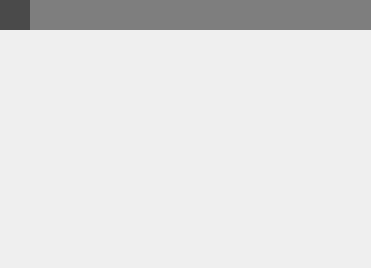
This is src/widgets/accordianbladewidget.ui in jahshaka/Studio as Qt 5 draws it before an edit. The edited form follows.
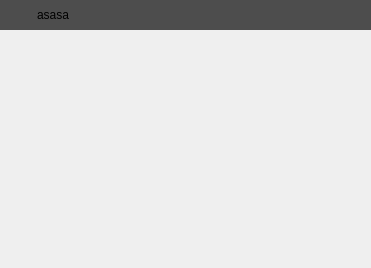
This is the edited form.

```diff
--- a/src/widgets/accordianbladewidget.ui
+++ b/src/widgets/accordianbladewidget.ui
@@ -19,6 +19,24 @@
   <property name="windowTitle">
    <string>Form</string>
   </property>
+  <property name="styleSheet">
+   <string notr="true">QWidget#AccordionBladeWidget {
+	background-color: #212121;
+}
+
+QWidget#bg {
+	background-color: #4D4D4D;
+}
+
+QPushButton#toggle {
+	background-color: #4D4D4D;
+    border: 0;
+}
+
+QLabel#content_title {
+	background-color: #4D4D4D;
+}</string>
+  </property>
   <layout class="QGridLayout" name="gridLayout">
    <property name="leftMargin">
     <number>0</number>
@@ -32,6 +50,27 @@
    <property name="bottomMargin">
     <number>0</number>
    </property>
+   <item row="1" column="0">
+    <widget class="QWidget" name="contentpane" native="true">
+     <property name="minimumSize">
+      <size>
+       <width>0</width>
+       <height>0</height>
+      </size>
+     </property>
+     <property name="styleSheet">
+      <string notr="true"/>
+     </property>
+     <layout class="QVBoxLayout" name="verticalLayout">
+      <property name="leftMargin">
+       <number>0</number>
+      </property>
+      <property name="rightMargin">
+       <number>7</number>
+      </property>
+     </layout>
+    </widget>
+   </item>
    <item row="0" column="0">
     <widget class="QWidget" name="bg" native="true">
      <property name="minimumSize">
@@ -46,12 +85,9 @@
        <height>30</height>
       </size>
      </property>
-     <property name="styleSheet">
-      <string notr="true">background-color: rgb(126, 126, 126);</string>
-     </property>
      <layout class="QHBoxLayout" name="horizontalLayout_3">
       <property name="spacing">
-       <number>0</number>
+       <number>7</number>
       </property>
       <property name="leftMargin">
        <number>0</number>
@@ -80,16 +116,7 @@
          </size>
         </property>
         <property name="styleSheet">
-         <string notr="true">QPushButton {
-   background-color: rgb(74, 74, 74);
-   border-radius: 0;
-}
-
-QPushButton:hover {
-	background-color: rgb(30, 144, 255);
-	border: none;
-}
-</string>
+         <string notr="true"/>
         </property>
         <property name="text">
          <string/>
@@ -97,66 +124,21 @@
        </widget>
       </item>
       <item>
-       <widget class="QWidget" name="bgtext" native="true">
+       <widget class="QLabel" name="content_title">
         <property name="minimumSize">
          <size>
-          <width>150</width>
-          <height>0</height>
+          <width>0</width>
+          <height>30</height>
          </size>
         </property>
-        <layout class="QHBoxLayout" name="horizontalLayout">
-         <property name="spacing">
-          <number>0</number>
-         </property>
-         <property name="topMargin">
-          <number>0</number>
-         </property>
-         <property name="rightMargin">
-          <number>0</number>
-         </property>
-         <property name="bottomMargin">
-          <number>0</number>
-         </property>
-         <item>
-          <widget class="QLabel" name="content_title">
-           <property name="minimumSize">
-            <size>
-             <width>0</width>
-             <height>30</height>
-            </size>
-           </property>
-           <property name="text">
-            <string/>
-           </property>
-          </widget>
-         </item>
-        </layout>
+        <property name="text">
+         <string>asasa</string>
+        </property>
        </widget>
       </item>
      </layout>
     </widget>
    </item>
-   <item row="1" column="0">
-    <widget class="QWidget" name="contentpane" native="true">
-     <property name="minimumSize">
-      <size>
-       <width>0</width>
-       <height>0</height>
-      </size>
-     </property>
-     <property name="styleSheet">
-      <string notr="true"/>
-     </property>
-     <layout class="QVBoxLayout" name="verticalLayout">
-      <property name="leftMargin">
-       <number>0</number>
-      </property>
-      <property name="rightMargin">
-       <number>7</number>
-      </property>
-     </layout>
-    </widget>
-   </item>
   </layout>
   <zorder>contentpane</zorder>
   <zorder>bg</zorder>
```
